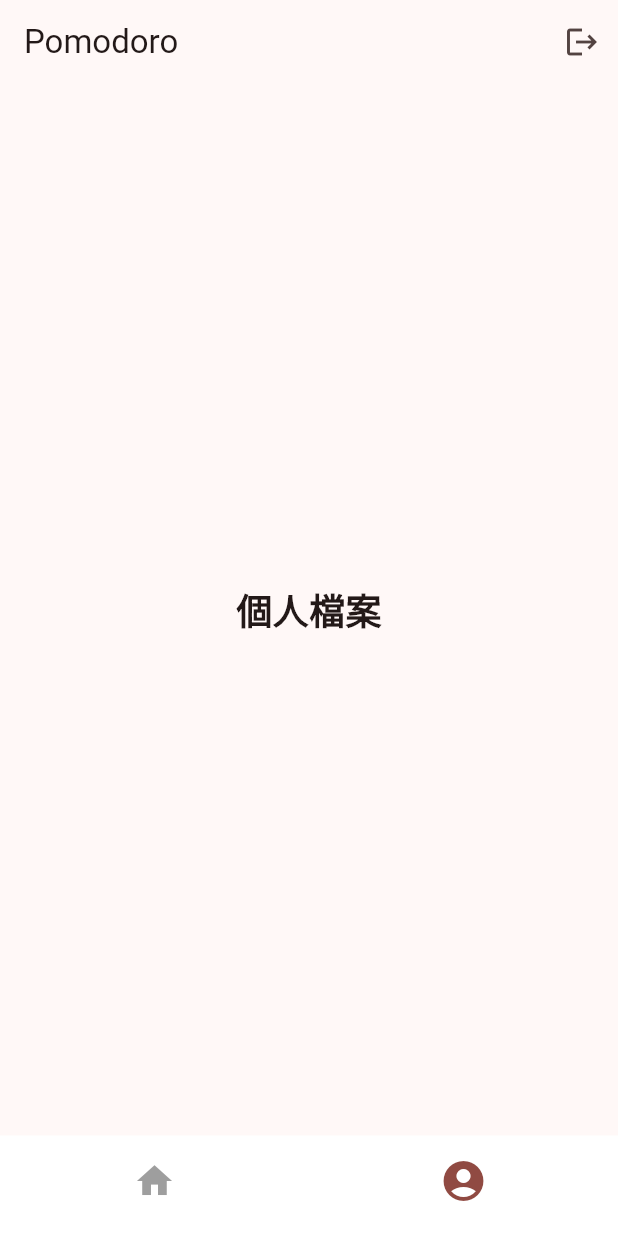
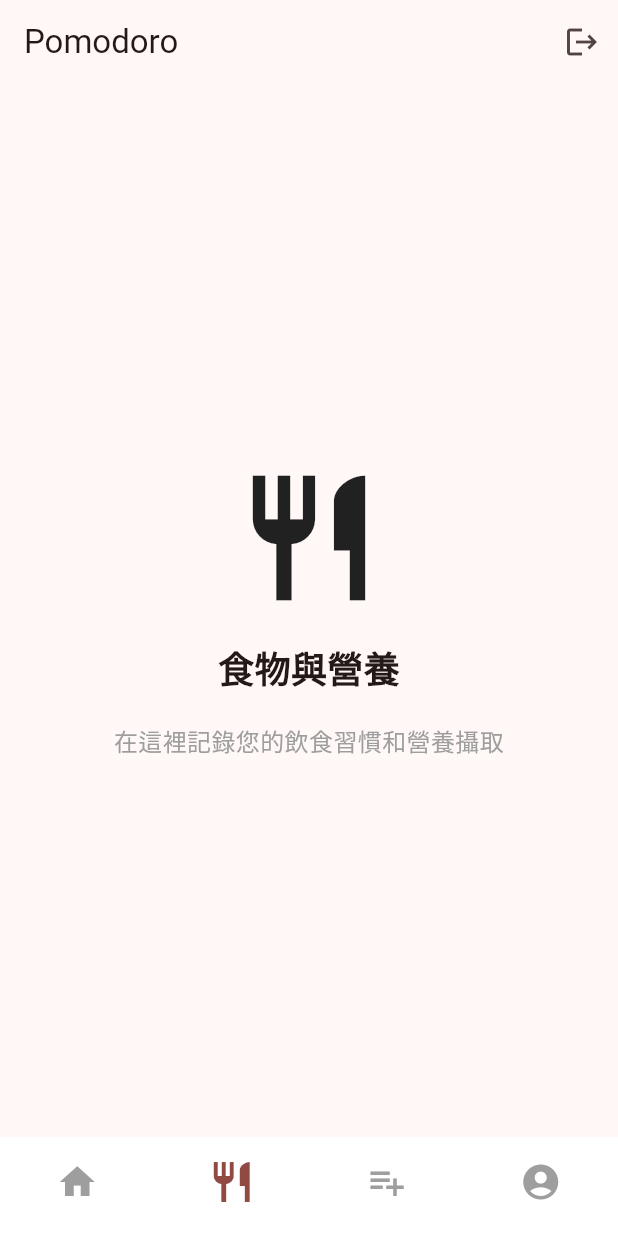
Before and after one commit to 1028ouo/pomodoro, a Flutter app: the screen it shows once a user with an empty profile is signed in, item 2 of the bottom bar chosen, on a phone screen of 412 x 824 dp. Run offline on Flutter 3.47's test engine with Material 3 defaults, Android fonts, the phone set to English and light mode, and no system bars; our stand-ins replace firebase_auth, firebase_core, google_sign_in; accounts and stored records are empty; generated files the repository leaves out were written again; network calls fail.

Commit message:
add-nevigation-bar

```diff
--- /dev/null
+++ b/lib/pages/food_page.dart
@@ -0,0 +1,28 @@
+import 'package:flutter/material.dart';
+
+class FoodPage extends StatelessWidget {
+  const FoodPage({super.key});
+
+  @override
+  Widget build(BuildContext context) {
+    return const Center(
+      child: Column(
+        mainAxisAlignment: MainAxisAlignment.center,
+        children: [
+          Icon(Icons.restaurant, size: 100),
+          SizedBox(height: 20),
+          Text(
+            '食物與營養',
+            style: TextStyle(fontSize: 24, fontWeight: FontWeight.bold),
+          ),
+          SizedBox(height: 20),
+          Text(
+            '在這裡記錄您的飲食習慣和營養攝取',
+            style: TextStyle(fontSize: 16, color: Colors.grey),
+            textAlign: TextAlign.center,
+          ),
+        ],
+      ),
+    );
+  }
+}
--- a/lib/pages/home_page.dart
+++ b/lib/pages/home_page.dart
@@ -1,5 +1,9 @@
 import 'package:firebase_auth/firebase_auth.dart';
 import 'package:flutter/material.dart';
+import 'home_content.dart';
+import 'food_page.dart';
+import 'task_page.dart';
+import 'profile_page.dart';
 
 class HomePage extends StatefulWidget {
   const HomePage({super.key});
@@ -13,32 +17,10 @@ class _HomePageState extends State<HomePage> {
 
   // 頁面列表
   final List<Widget> _pages = [
-    // 主頁內容
-    const Center(
-      child: Column(
-        mainAxisAlignment: MainAxisAlignment.center,
-        children: [
-          Icon(Icons.timer, size: 100),
-          SizedBox(height: 20),
-          Text(
-            '歡迎使用 Pomodoro!',
-            style: TextStyle(fontSize: 24, fontWeight: FontWeight.bold),
-          ),
-          SizedBox(height: 40),
-          ElevatedButton(
-            onPressed: null, // 這裡可以開始一個番茄鐘
-            child: Text('開始專注'),
-          ),
-        ],
-      ),
-    ),
-    // 設定頁面內容
-    const Center(
-      child: Text(
-        '個人檔案',
-        style: TextStyle(fontSize: 24, fontWeight: FontWeight.bold),
-      ),
-    ),
+    const HomeContent(), // 主頁內容
+    const FoodPage(), // 食物頁面
+    const TaskPage(), // 待辦事項頁面
+    const ProfilePage(), // 個人檔案頁面
   ];
 
   // 處理登出
@@ -134,10 +116,15 @@ class _HomePageState extends State<HomePage> {
           selectedIconTheme: const IconThemeData(size: 32), // 選中圖示大一點
           unselectedIconTheme: const IconThemeData(size: 28),
           items: const [
-            BottomNavigationBarItem(icon: Icon(Icons.home), label: ''),
+            BottomNavigationBarItem(icon: Icon(Icons.home), label: '首頁'),
+            BottomNavigationBarItem(icon: Icon(Icons.restaurant), label: '食物'),
+            BottomNavigationBarItem(
+              icon: Icon(Icons.playlist_add),
+              label: '待辦事項',
+            ),
             BottomNavigationBarItem(
               icon: Icon(Icons.account_circle),
-              label: '',
+              label: '個人檔案',
             ),
           ],
         ),
```
Also changed, not shown: lib/pages/home_content.dart (added, +27 -0 lines), lib/pages/profile_page.dart (added, +28 -0 lines), lib/pages/task_page.dart (added, +28 -0 lines).
